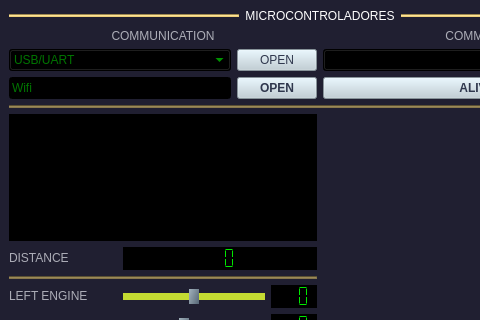
Old version of the form QTMicroCar/qform1.ui in the repository SpiazziG/Microcontroladores_2024; both pictures show x 0 to 480 and y 0 to 320 of the 640 by 503 pixel window.
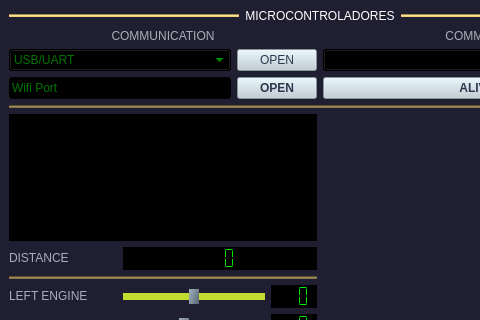
New version of the form.

Commit message:
Wifi & UNERBUS USB
Added UDP Protocol and USB communication. Does not have UART communication.
ESP01 Connection:
RX: A9; TX: A10; ENABLE: A8.

Patch:
```diff
--- a/QTMicroCar/qform1.ui
+++ b/QTMicroCar/qform1.ui
@@ -107,7 +107,7 @@
              <number>32767</number>
             </property>
             <property name="placeholderText">
-             <string>Wifi</string>
+             <string>Wifi Port</string>
             </property>
            </widget>
           </item>
```
Left out of the diff: 2 changed lines with no effect on the pictures. The commit also changes 131 other files.
